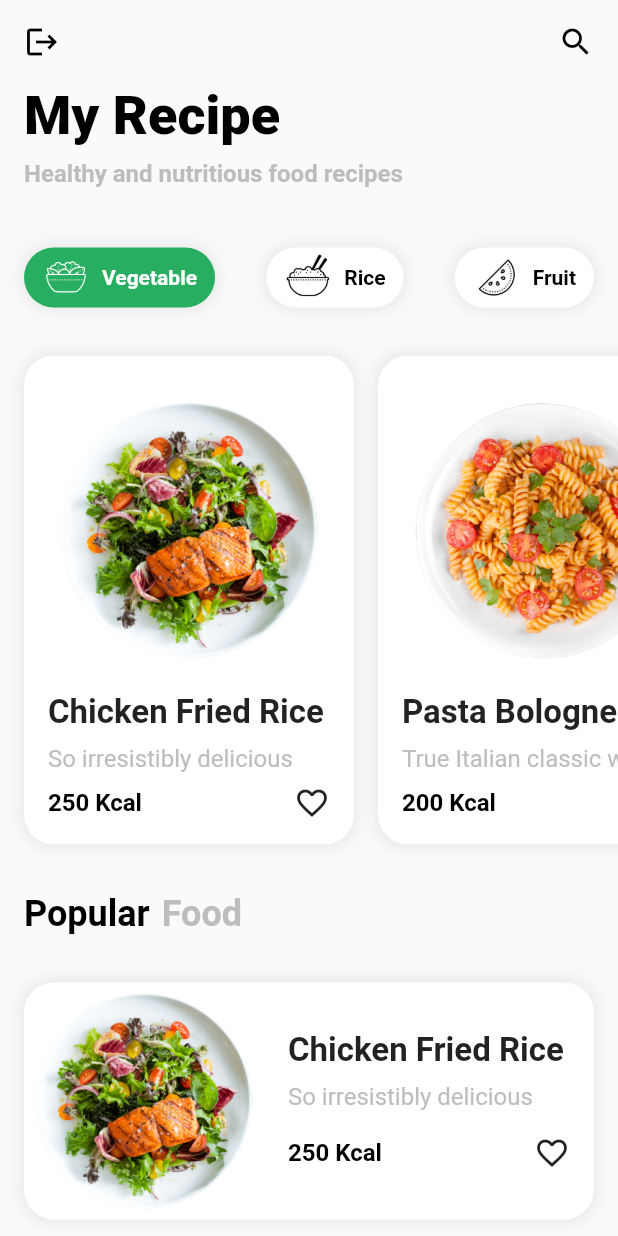
After one commit to deliametaputri05/MyRecipe-Flutter, a Flutter app: the Explore screen opened directly, on a phone screen of 412 x 824 dp. The commit adds this screen. Run offline on Flutter 3.47's test engine with Material 2 defaults, Android fonts, the phone set to English and light mode, and no system bars; our stand-ins replace google_fonts, rflutter_alert; network calls fail.

Commit message:
Tampilan User

```diff
--- a/lib/adminPage.dart
+++ b/lib/adminPage.dart
@@ -18,7 +18,7 @@ class AdminPage extends StatelessWidget {
           RaisedButton(
             child: Text("Logout"),
             onPressed: () {
-              Navigator.pushReplacementNamed(context, '/MyHomePage');
+              Navigator.pushReplacementNamed(context, '/Login');
             },
           )
         ],
--- /dev/null
+++ b/lib/food_user/constants.dart
@@ -0,0 +1,10 @@
+import 'package:flutter/material.dart';
+
+Color kPrimaryColor = Color(0xFF27AE60);
+
+BoxShadow kBoxShadow = BoxShadow(
+  color: Colors.grey.withOpacity(0.2),
+  spreadRadius: 2,
+  blurRadius: 8,
+  offset: Offset(0, 0),
+);
--- /dev/null
+++ b/lib/food_user/data.dart
@@ -0,0 +1,22 @@
+class Recipe {
+
+  String title;
+  String description;
+  String image;
+  int calories;
+  int carbo;
+  int protein;
+
+  Recipe(this.title, this.description, this.image, this.calories, this.carbo, this.protein);
+
+}
+
+List<Recipe> getRecipes(){
+  return <Recipe>[
+    Recipe("Chicken Fried Rice", "So irresistibly delicious", "assets/images/chicken_fried_rice.png", 250, 35, 6),
+    Recipe("Pasta Bolognese", "True Italian classic with a meaty, chilli sauce", "assets/images/pasta_bolognese.png", 200, 45, 10),
+    Recipe("Garlic Potatoes", "Crispy Garlic Roasted Potatoes", "assets/images/filete_con_papas_cambray.png", 150, 30, 8),
+    Recipe("Asparagus", "White Onion, Fennel, and watercress Salad", "assets/images/asparagus.png", 190, 35, 12),
+    Recipe("Filet Mignon", "Bacon-Wrapped Filet Mignon", "assets/images/steak_bacon.png", 250, 55, 20),
+  ];
+}
--- /dev/null
+++ b/lib/food_user/explore.dart
@@ -0,0 +1,277 @@
+import 'package:flutter/material.dart';
+import 'package:my_recipe/food_user/constants.dart';
+import 'package:my_recipe/food_user/data.dart';
+import 'package:my_recipe/food_user/detail.dart';
+import 'package:my_recipe/food_user/shared.dart';
+
+class Explore extends StatefulWidget {
+  @override
+  _ExploreState createState() => _ExploreState();
+}
+
+class _ExploreState extends State<Explore> {
+  List<bool> optionSelected = [true, false, false];
+
+  @override
+  Widget build(BuildContext context) {
+    return Scaffold(
+      backgroundColor: Colors.grey[50],
+      appBar: AppBar(
+        backgroundColor: Colors.transparent,
+        brightness: Brightness.light,
+        elevation: 0,
+        leading: IconButton(
+          icon: Icon(
+            Icons.logout,
+            color: Colors.black,
+          ),
+          onPressed: () {
+            Navigator.pushReplacementNamed(context, '/Login');
+          },
+        ),
+        actions: [
+          Padding(
+            padding: EdgeInsets.only(right: 16),
+            child: Icon(
+              Icons.search,
+              color: Colors.black,
+            ),
+          ),
+        ],
+      ),
+      body: SingleChildScrollView(
+        physics: BouncingScrollPhysics(),
+        child: Column(
+          children: [
+            Padding(
+              padding: EdgeInsets.symmetric(horizontal: 16),
+              child: Column(
+                crossAxisAlignment: CrossAxisAlignment.start,
+                children: [
+                  buildTextTitleVariation1('My Recipe'),
+                  buildTextSubTitleVariation1(
+                      'Healthy and nutritious food recipes'),
+                  SizedBox(
+                    height: 32,
+                  ),
+                  Row(
+                    mainAxisAlignment: MainAxisAlignment.spaceBetween,
+                    children: [
+                      option('Vegetable', 'assets/icons/salad.png', 0),
+                      SizedBox(
+                        width: 8,
+                      ),
+                      option('Rice', 'assets/icons/rice.png', 1),
+                      SizedBox(
+                        width: 8,
+                      ),
+                      option('Fruit', 'assets/icons/fruit.png', 2),
+                    ],
+                  ),
+                ],
+              ),
+            ),
+            SizedBox(
+              height: 24,
+            ),
+            Container(
+              height: 350,
+              child: ListView(
+                physics: BouncingScrollPhysics(),
+                scrollDirection: Axis.horizontal,
+                children: buildRecipes(),
+              ),
+            ),
+            SizedBox(
+              height: 16,
+            ),
+            Padding(
+              padding: EdgeInsets.symmetric(horizontal: 16),
+              child: Row(
+                children: [
+                  buildTextTitleVariation2('Popular', false),
+                  SizedBox(
+                    width: 8,
+                  ),
+                  buildTextTitleVariation2('Food', true),
+                ],
+              ),
+            ),
+            Container(
+              height: 190,
+              child: PageView(
+                physics: BouncingScrollPhysics(),
+                children: buildPopulars(),
+              ),
+            ),
+          ],
+        ),
+      ),
+    );
+  }
+
+  Widget option(String text, String image, int index) {
+    return GestureDetector(
+      onTap: () {
+        setState(() {
+          optionSelected[index] = !optionSelected[index];
+        });
+      },
+      child: Container(
+        height: 40,
+        decoration: BoxDecoration(
+          color: optionSelected[index] ? kPrimaryColor : Colors.white,
+          borderRadius: BorderRadius.all(
+            Radius.circular(20),
+          ),
+          boxShadow: [kBoxShadow],
+        ),
+        padding: EdgeInsets.symmetric(horizontal: 12),
+        child: Row(
+          children: [
+            SizedBox(
+              height: 32,
+              width: 32,
+              child: Image.asset(
+                image,
+                color: optionSelected[index] ? Colors.white : Colors.black,
+              ),
+            ),
+            SizedBox(
+              width: 8,
+            ),
+            Text(
+              text,
+              style: TextStyle(
+                color: optionSelected[index] ? Colors.white : Colors.black,
+                fontSize: 14,
+                fontWeight: FontWeight.bold,
+              ),
+            ),
+          ],
+        ),
+      ),
+    );
+  }
+
+  List<Widget> buildRecipes() {
+    List<Widget> list = [];
+    for (var i = 0; i < getRecipes().length; i++) {
+      list.add(buildRecipe(getRecipes()[i], i));
+    }
+    return list;
+  }
+
+  Widget buildRecipe(Recipe recipe, int index) {
+    return GestureDetector(
+      onTap: () {
+        Navigator.push(
+          context,
+          MaterialPageRoute(builder: (context) => Detail(recipe: recipe)),
+        );
+      },
+      child: Container(
+        decoration: BoxDecoration(
+          color: Colors.white,
+          borderRadius: BorderRadius.all(
+            Radius.circular(20),
+          ),
+          boxShadow: [kBoxShadow],
+        ),
+        margin: EdgeInsets.only(
+            right: 16, left: index == 0 ? 16 : 0, bottom: 16, top: 8),
+        padding: EdgeInsets.all(16),
+        width: 220,
+        child: Column(
+          crossAxisAlignment: CrossAxisAlignment.stretch,
+          children: <Widget>[
+            Expanded(
+              child: Hero(
+                tag: recipe.image,
+                child: Container(
+                  decoration: BoxDecoration(
+                    image: DecorationImage(
+                      image: AssetImage(recipe.image),
+                      fit: BoxFit.contain,
+                    ),
+                  ),
+                ),
+              ),
+            ),
+            SizedBox(
+              height: 8,
+            ),
+            buildRecipeTitle(recipe.title),
+            buildTextSubTitleVariation2(recipe.description),
+            Row(
+              mainAxisAlignment: MainAxisAlignment.spaceBetween,
+              children: [
+                buildCalories(recipe.calories.toString() + " Kcal"),
+                Icon(
+                  Icons.favorite_border,
+                )
+              ],
+            ),
+          ],
+        ),
+      ),
+    );
+  }
+
+  List<Widget> buildPopulars() {
+    List<Widget> list = [];
+    for (var i = 0; i < getRecipes().length; i++) {
+      list.add(buildPopular(getRecipes()[i]));
+    }
+    return list;
+  }
+
+  Widget buildPopular(Recipe recipe) {
+    return Container(
+      margin: EdgeInsets.all(16),
+      decoration: BoxDecoration(
+        color: Colors.white,
+        borderRadius: BorderRadius.all(
+          Radius.circular(20),
+        ),
+        boxShadow: [kBoxShadow],
+      ),
+      child: Row(
+        children: [
+          Container(
+            height: 160,
+            width: 160,
+            decoration: BoxDecoration(
+              image: DecorationImage(
+                image: AssetImage(recipe.image),
+                fit: BoxFit.fitHeight,
+              ),
+            ),
+          ),
+          Expanded(
+            child: Padding(
+              padding: EdgeInsets.symmetric(horizontal: 16),
+              child: Column(
+                crossAxisAlignment: CrossAxisAlignment.start,
+                mainAxisAlignment: MainAxisAlignment.center,
+                children: [
+                  buildRecipeTitle(recipe.title),
+                  buildRecipeSubTitle(recipe.description),
+                  Row(
+                    mainAxisAlignment: MainAxisAlignment.spaceBetween,
+                    children: [
+                      buildCalories(recipe.calories.toString() + " Kcal"),
+                      Icon(
+                        Icons.favorite_border,
+                      )
+                    ],
+                  ),
+                ],
+              ),
+            ),
+          ),
+        ],
+      ),
+    );
+  }
+}
--- /dev/null
+++ b/lib/food_user/shared.dart
@@ -0,0 +1,96 @@
+import 'package:flutter/material.dart';
+import 'package:google_fonts/google_fonts.dart';
+
+buildTextTitleVariation1(String text){
+  return Padding(
+    padding: EdgeInsets.only(bottom: 8),
+    child: Text(
+      text,
+      style: GoogleFonts.breeSerif(
+        fontSize: 36,
+        fontWeight: FontWeight.w900,
+        color: Colors.black,
+      ),
+    ),
+  );
+}
+
+buildTextTitleVariation2(String text, bool opacity){
+  return Padding(
+    padding: EdgeInsets.only(bottom: 16),
+    child: Text(
+      text,
+      style: TextStyle(
+        fontSize: 24,
+        fontWeight: FontWeight.bold,
+        color: opacity ? Colors.grey[400] : Colors.black,
+      ),
+    ),
+  );
+}
+
+buildTextSubTitleVariation1(String text){
+  return Padding(
+    padding: EdgeInsets.only(bottom: 8),
+    child: Text(
+      text,
+      style: TextStyle(
+        fontSize: 16,
+        fontWeight: FontWeight.bold,
+        color: Colors.grey[400],
+      ),
+    ),
+  );
+}
+
+buildTextSubTitleVariation2(String text){
+  return Padding(
+    padding: EdgeInsets.only(bottom: 8),
+    child: Text(
+      text,
+      overflow: TextOverflow.ellipsis,
+      style: TextStyle(
+        fontSize: 16,
+        color: Colors.grey[400],
+      ),
+    ),
+  );
+}
+
+buildRecipeTitle(String text){
+  return Padding(
+    padding: EdgeInsets.only(bottom: 8),
+    child: Text(
+      text,
+      overflow: TextOverflow.ellipsis,
+      style: TextStyle(
+        fontSize: 22,
+        fontWeight: FontWeight.bold,
+      ),
+    ),
+  );
+}
+
+buildRecipeSubTitle(String text){
+  return Padding(
+    padding: EdgeInsets.only(bottom: 16),
+    child: Text(
+      text,
+      style: TextStyle(
+        fontSize: 16,
+        color: Colors.grey[400],
+      ),
+    ),
+  );
+}
+
+buildCalories(String text){
+  return Text(
+    text,
+    style: TextStyle(
+      fontSize: 16,
+      color: Colors.black,
+      fontWeight: FontWeight.bold,
+    ),
+  );
+}
--- a/pubspec.yaml
+++ b/pubspec.yaml
@@ -30,6 +30,7 @@ dependencies:
   rflutter_alert: ^1.0.3
   http: ^0.12.2
   progress_dialog: ^1.2.2
+  google_fonts: ^1.1.0
 
 dev_dependencies:
   flutter_test:
@@ -46,7 +47,9 @@ flutter:
   uses-material-design: true
 
   # To add assets to your application, add an assets section, like this:
-  # assets:
+  assets:
+    - assets/images/
+    - assets/icons/
   #   - images/a_dot_burr.jpeg
   #   - images/a_dot_ham.jpeg
 
```
Also changed, not shown: lib/food_user/detail.dart (added, +213 -0 lines), lib/main.dart (+7 -1 lines), lib/userPage.dart (+11 -17 lines), assets/icons/fruit.png (added), assets/icons/rice.png (added), assets/icons/salad.png (added), assets/images/asparagus.png (added), assets/images/chicken_fried_rice.png (added), assets/images/filete_con_papas_cambray.png (added), assets/images/pasta_bolognese.png (added), assets/images/steak_bacon.png (added), pubspec.lock.
